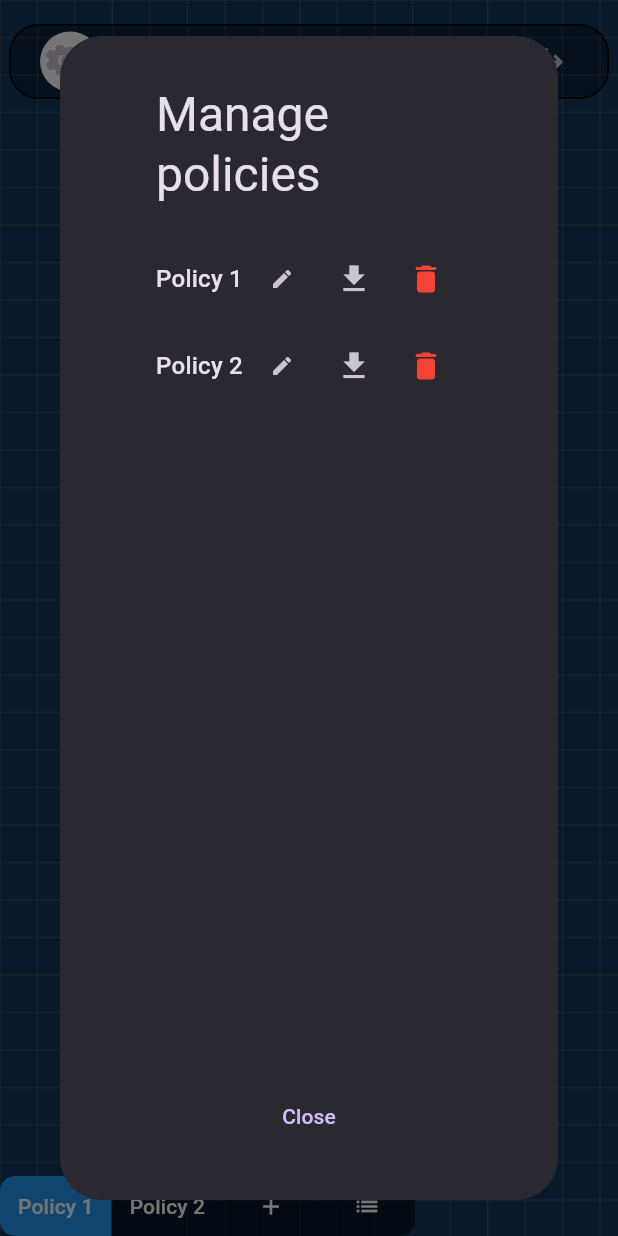
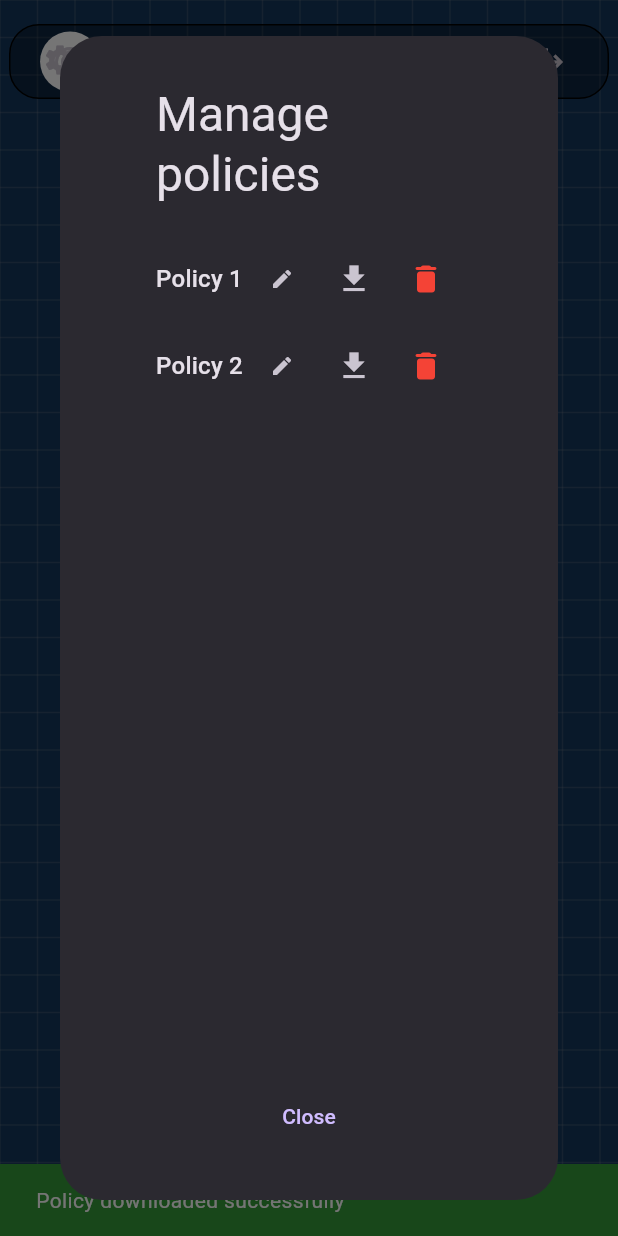
Before and after one commit to zspiler/diftam_editor, a Flutter app: the screen it shows after launch, item 4 of the bottom bar chosen, after a tap on the "download" icon, on a phone screen of 412 x 824 dp. Run offline on Flutter 3.47's test engine with Material 3 defaults, Android fonts, the light colour scheme and no system bars; our stand-ins replace shared_preferences, universal_io; missing offline and left inert: file_saver, flex_color_picker; statements that could not run were skipped.

Commit message:
Enable exporting of policies on MacOS

```diff
--- a/lib/canvas_view.dart
+++ b/lib/canvas_view.dart
@@ -222,7 +222,7 @@ class _CanvasViewState extends State<CanvasView> {
         });
       }
     } on ArgumentError catch (e) {
-      SnackbarGlobal.show(e.message);
+      SnackbarGlobal.info(e.message);
     }
   }
 
@@ -287,7 +287,7 @@ class _CanvasViewState extends State<CanvasView> {
             onConfirm: (String inputText) {
               if (_drawingNodeType == NodeType.entry && entryNodeWithDescriptorExists(inputText) ||
                   _drawingNodeType == NodeType.exit && exitNodeWithDescriptorExists(inputText)) {
-                SnackbarGlobal.show('$_drawingNodeType node with descriptor $inputText already exists!');
+                SnackbarGlobal.info('$_drawingNodeType node with descriptor $inputText already exists!');
               } else {
                 createNode(position, _drawingNodeType!, nameOrDescriptor: inputText);
               }
--- a/lib/export.dart
+++ b/lib/export.dart
@@ -1,18 +1,13 @@
 import 'models.dart';
 import 'dart:convert';
-import 'package:universal_html/html.dart' as html; // https://dart.dev/tools/linter-rules/avoid_web_libraries_in_flutter
+import 'package:file_saver/file_saver.dart';
 
-void exportPolicyWeb(PolicyData policy, {bool indent = true}) {
+Future<void> exportPolicy(PolicyData policy, {bool indent = true}) async {
   final encoder = indent ? JsonEncoder.withIndent('  ') : JsonEncoder();
   final jsonString = encoder.convert(policy.toJson());
-  final blob = html.Blob([jsonString]);
-  final url = html.Url.createObjectUrlFromBlob(blob);
 
   final fileName = policy.name.replaceAll(' ', '_');
-  html.AnchorElement(href: url)
-    ..setAttribute("download", "$fileName.json")
-    ..click();
-  html.Url.revokeObjectUrl(url);
+
+  // TODO let user pick destination & file name?
+  await FileSaver.instance.saveFile(name: "$fileName.json", bytes: utf8.encode(jsonString));
 }
-
-// TODO Desktop
--- a/lib/manage_policies_dialog.dart
+++ b/lib/manage_policies_dialog.dart
@@ -1,5 +1,6 @@
 import 'package:flutter/material.dart';
 import 'ui/custom_dialog.dart';
+import 'ui/snackbar.dart';
 import 'models.dart';
 import 'export.dart';
 
@@ -81,8 +82,13 @@ class _ManagePoliciesDialogState extends State<ManagePoliciesDialog> {
                   message: "Export",
                   child: IconButton(
                     icon: Icon(Icons.download),
-                    onPressed: () {
-                      exportPolicyWeb(policy);
+                    onPressed: () async {
+                      try {
+                        await exportPolicy(policy);
+                        SnackbarGlobal.success('Policy downloaded successfully');
+                      } catch (e) {
+                        SnackbarGlobal.error('Failed to save policy');
+                      }
                     },
                   )),
             ),
--- a/lib/ui/snackbar.dart
+++ b/lib/ui/snackbar.dart
@@ -3,8 +3,7 @@ import 'package:flutter/material.dart';
 class SnackbarGlobal {
   static GlobalKey<ScaffoldMessengerState> key = GlobalKey<ScaffoldMessengerState>();
 
-  // TODO style
-  static void show(String message) {
+  static void info(String message) {
     key.currentState!
       ..hideCurrentSnackBar()
       ..showSnackBar(SnackBar(
@@ -14,4 +13,26 @@ class SnackbarGlobal {
             style: TextStyle(color: Colors.white),
           )));
   }
+
+  static void success(String message) {
+    key.currentState!
+      ..hideCurrentSnackBar()
+      ..showSnackBar(SnackBar(
+          backgroundColor: Color.fromARGB(255, 53, 154, 56),
+          content: Text(
+            message,
+            style: TextStyle(color: Colors.white),
+          )));
+  }
+
+  static void error(String message) {
+    key.currentState!
+      ..hideCurrentSnackBar()
+      ..showSnackBar(SnackBar(
+          backgroundColor: Colors.red,
+          content: Text(
+            message,
+            style: TextStyle(color: Colors.white),
+          )));
+  }
 }
--- a/pubspec.yaml
+++ b/pubspec.yaml
@@ -40,7 +40,7 @@ dependencies:
   universal_io: ^2.2.2
   shared_preferences: ^2.2.2
   flex_color_picker: ^3.3.1
-  universal_html: ^2.2.4
+  file_saver: ^0.2.9
 
 dev_dependencies:
   flutter_test:
```
Also changed, not shown: pubspec.lock, 15 other files.
